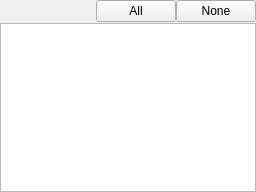
Before: the Qt Designer form trace_server/filter_tid.ui in mojmir-svoboda/DbgToolkit, drawn with Qt 5.
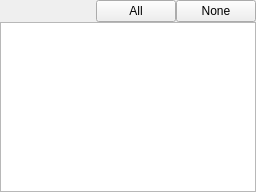
After: the same form once the commit is applied.

Diff of the .ui file:
```diff
--- a/trace_server/filter_tid.ui
+++ b/trace_server/filter_tid.ui
@@ -12,7 +12,7 @@
   </property>
   <layout class="QVBoxLayout" name="verticalLayout">
    <property name="spacing">
-    <number>1</number>
+    <number>0</number>
    </property>
    <property name="margin">
     <number>0</number>
```
